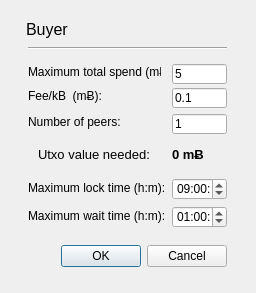
RdeWilde/JoyStream, file lib/view/BuyerTorrentPluginConfigurationDialog.ui: the form before one commit.
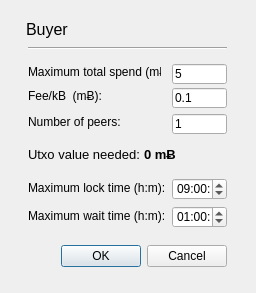
The form after the commit.

Commit message: unit conversion bug in the seller plugin dialog

What changed in the file:
```diff
--- a/lib/view/BuyerTorrentPluginConfigurationDialog.ui
+++ b/lib/view/BuyerTorrentPluginConfigurationDialog.ui
@@ -201,7 +201,7 @@
   <widget class="QLabel" name="totalLabel">
    <property name="geometry">
     <rect>
-     <x>38</x>
+     <x>28</x>
      <y>146</y>
      <width>111</width>
      <height>16</height>
@@ -219,9 +219,9 @@
   <widget class="QLabel" name="totalValueLabel">
    <property name="geometry">
     <rect>
-     <x>172</x>
+     <x>144</x>
      <y>146</y>
-     <width>55</width>
+     <width>83</width>
      <height>16</height>
     </rect>
    </property>
```
The commit also changes 5 other files.
